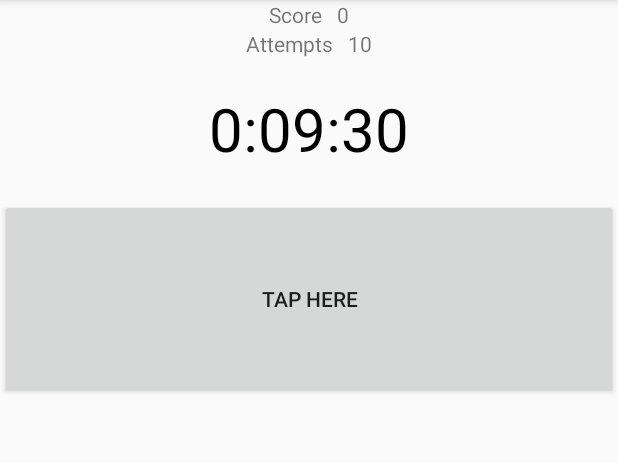
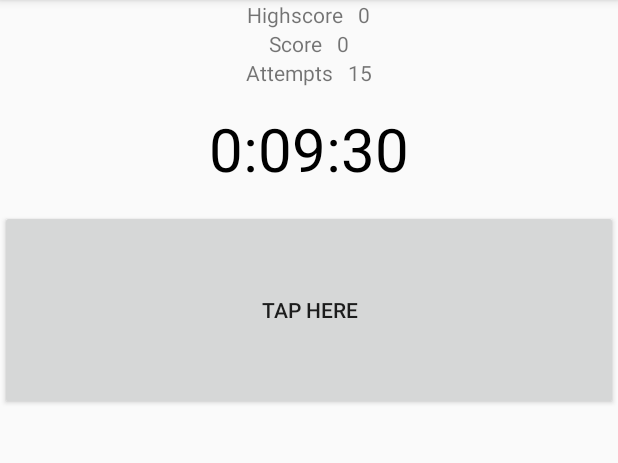
Before and after one commit to davidrawlings10/StopwatchChallenge, an Android app: the screen it shows after launch (MainActivity), on a phone screen of 412 x 824 dp, the part 84-547 px from its top. Run offline under Robolectric (Android 15) with nearby library versions, the phone set to English and light mode, and no system bars.

Commit message:
displaying and updating highscore on screen

```diff
--- a/app/src/main/java/com/example/stopwatchchallenge/MainActivity.java
+++ b/app/src/main/java/com/example/stopwatchchallenge/MainActivity.java
@@ -14,9 +14,6 @@ import android.widget.Button;
 import android.widget.LinearLayout;
 import android.widget.TextView;
 
-import java.io.Console;
-import java.io.File;
-
 public class MainActivity extends AppCompatActivity {
     Button btnMain;
     TextView textViewObject;
@@ -25,17 +22,17 @@ public class MainActivity extends AppCompatActivity {
     LinearLayout background;
     TextView scoreViewObject;
     TextView attemptsViewObject;
+    TextView highScoreViewObject;
 
     long startTime=0L,timeInMilliseconds=0L;
 
     int score = 0;
     int highScore;
-    int attempts = 10;
+    int attempts = 15;
     int taps = 0;
 
     final String PREFS_NAME = "sharedPrefs";
-    final String TEXT = "text";
-    //boolean clockStopped = false;
+    final String INT = "int";
 
     Runnable updateTimerThread = new Runnable() {
         @Override
@@ -55,9 +52,15 @@ public class MainActivity extends AppCompatActivity {
     @Override
     protected void onCreate(Bundle savedInstanceState) {
         super.onCreate(savedInstanceState);
+
         setRequestedOrientation(ActivityInfo.SCREEN_ORIENTATION_PORTRAIT);
         setContentView(R.layout.activity_main);
-        btnMain = (Button)findViewById(R.id.btnRolf);
+
+        // retrieve highscore
+        SharedPreferences sharedPreferences = getSharedPreferences(PREFS_NAME, MODE_PRIVATE);
+        highScore = sharedPreferences.getInt(INT, 0);
+
+        btnMain = (Button)findViewById(R.id.btnMain);
         textViewObject = (TextView)findViewById(R.id.timerView);
         container = (LinearLayout)findViewById(R.id.container);
         background = (LinearLayout)findViewById(R.id.background);
@@ -65,13 +68,10 @@ public class MainActivity extends AppCompatActivity {
         scoreViewObject.setText("Score   " + Integer.toString(score));
         attemptsViewObject = (TextView)findViewById(R.id.attemptsView);
         attemptsViewObject.setText("Attempts   " + Integer.toString(attempts));
+        highScoreViewObject = (TextView)findViewById(R.id.highScoreView);
+        highScoreViewObject.setText("Highscore   " + Integer.toString(highScore));
         startTime = SystemClock.uptimeMillis();
         customerHandler.postDelayed(updateTimerThread, 0);
-
-        // retrieve highscore
-        SharedPreferences sharedPreferences = getSharedPreferences(PREFS_NAME, MODE_PRIVATE);
-        highScore = sharedPreferences.getInt(TEXT, 0);
-        System.out.println("------------------------"+highScore+"-----------------------");
 
         btnMain.setOnClickListener(new View.OnClickListener() {
             @Override
@@ -82,8 +82,9 @@ public class MainActivity extends AppCompatActivity {
                     attempts = 10;
                     score = 0;
                     btnMain.setText("Tap Here");
-                    scoreViewObject.setText("Points   " + Integer.toString(score));
+                    scoreViewObject.setText("Score   " + Integer.toString(score));
                     attemptsViewObject.setText("Attempts   " + Integer.toString(attempts));
+                    highScoreViewObject.setText("Highscore   " + Integer.toString(highScore));
                     startTime = SystemClock.uptimeMillis();
                     timeInMilliseconds = 0L;
                     container.removeAllViews();
@@ -106,8 +107,10 @@ public class MainActivity extends AppCompatActivity {
                 if (pointsAwarded != 50) {
                     attempts--;
                     if (attempts == 0) {
-                        if (score > highScore)
-                            saveHighScore(score);
+                        if (score > highScore) {
+                            highScore = score;
+                            saveHighScore(highScore);
+                        }
 
                         btnMain.setText("Restart");
                     }
@@ -116,7 +119,7 @@ public class MainActivity extends AppCompatActivity {
                 }
                 TextView txtValue = (TextView)addView.findViewById(R.id.txtContent);
                 txtValue.setText(rowText);
-                scoreViewObject.setText("Points   " + Integer.toString(score));
+                scoreViewObject.setText("Score   " + Integer.toString(score));
                 attemptsViewObject.setText("Attempts   " + Integer.toString(attempts));
                 switch (tenth) {
                     case 0:
@@ -139,8 +142,8 @@ public class MainActivity extends AppCompatActivity {
                         break;
                 }
                 container.addView(addView, 0);
-                if (taps > 12)
-                    container.removeViewAt(12);
+                //if (taps > 12)
+                //    container.removeViewAt(12);
             }
         });
     }
@@ -148,7 +151,7 @@ public class MainActivity extends AppCompatActivity {
     public void saveHighScore(int score) {
         SharedPreferences sharedPreferences = getSharedPreferences(PREFS_NAME, MODE_PRIVATE);
         SharedPreferences.Editor editor = sharedPreferences.edit();
-        editor.putInt(TEXT, score);
+        editor.putInt(INT, score);
         editor.apply();
     }
 }
--- a/app/src/main/res/layout/activity_main.xml
+++ b/app/src/main/res/layout/activity_main.xml
@@ -17,10 +17,24 @@
         android:layout_centerVertical="true">
 
         <TextView
+            android:id="@+id/highScoreView"
+            android:layout_width="wrap_content"
+            android:layout_height="wrap_content"/>
+    </LinearLayout>
+
+    <LinearLayout
+        android:orientation="horizontal"
+        android:layout_width="match_parent"
+        android:layout_height="wrap_content"
+        android:gravity="center"
+        android:layout_gravity="center"
+        android:layout_centerHorizontal="true"
+        android:layout_centerVertical="true">
+
+        <TextView
             android:id="@+id/scoreView"
             android:layout_width="wrap_content"
-            android:layout_height="wrap_content"
-            android:text="Large Text"/>
+            android:layout_height="wrap_content"/>
     </LinearLayout>
 
     <LinearLayout
@@ -35,15 +49,14 @@
         <TextView
             android:id="@+id/attemptsView"
             android:layout_width="wrap_content"
-            android:layout_height="wrap_content"
-            android:text="Large Text"/>
+            android:layout_height="wrap_content"/>
     </LinearLayout>
 
     <TextView
         android:id="@+id/timerView"
         android:layout_gravity="center_horizontal"
-        android:layout_marginTop="20dp"
-        android:layout_marginBottom="20dp"
+        android:layout_marginTop="14dp"
+        android:layout_marginBottom="14dp"
         android:textSize="40sp"
         android:textColor="#000000"
         android:fontFamily="georgia-medium"
@@ -61,7 +74,7 @@
         android:layout_centerVertical="true">
 
         <Button
-            android:id="@+id/btnRolf"
+            android:id="@+id/btnMain"
             android:text="Tap Here"
             android:layout_weight="1"
             android:layout_width="50px"
```
